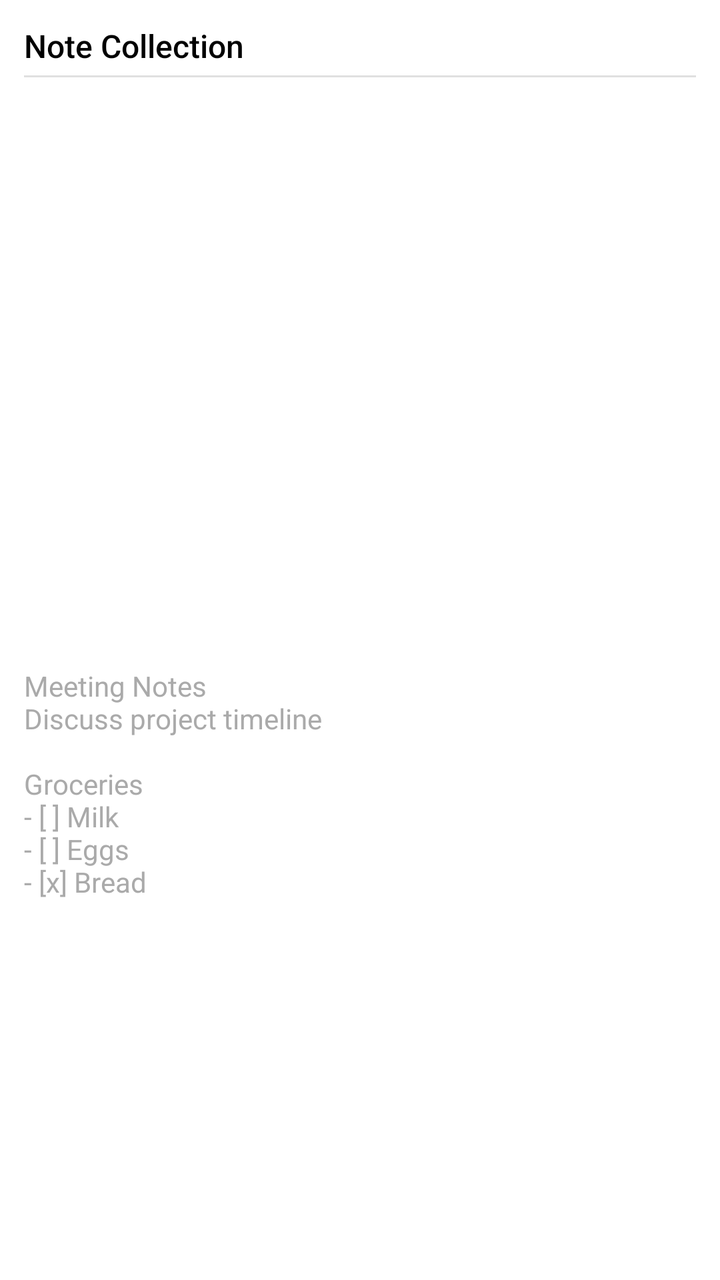
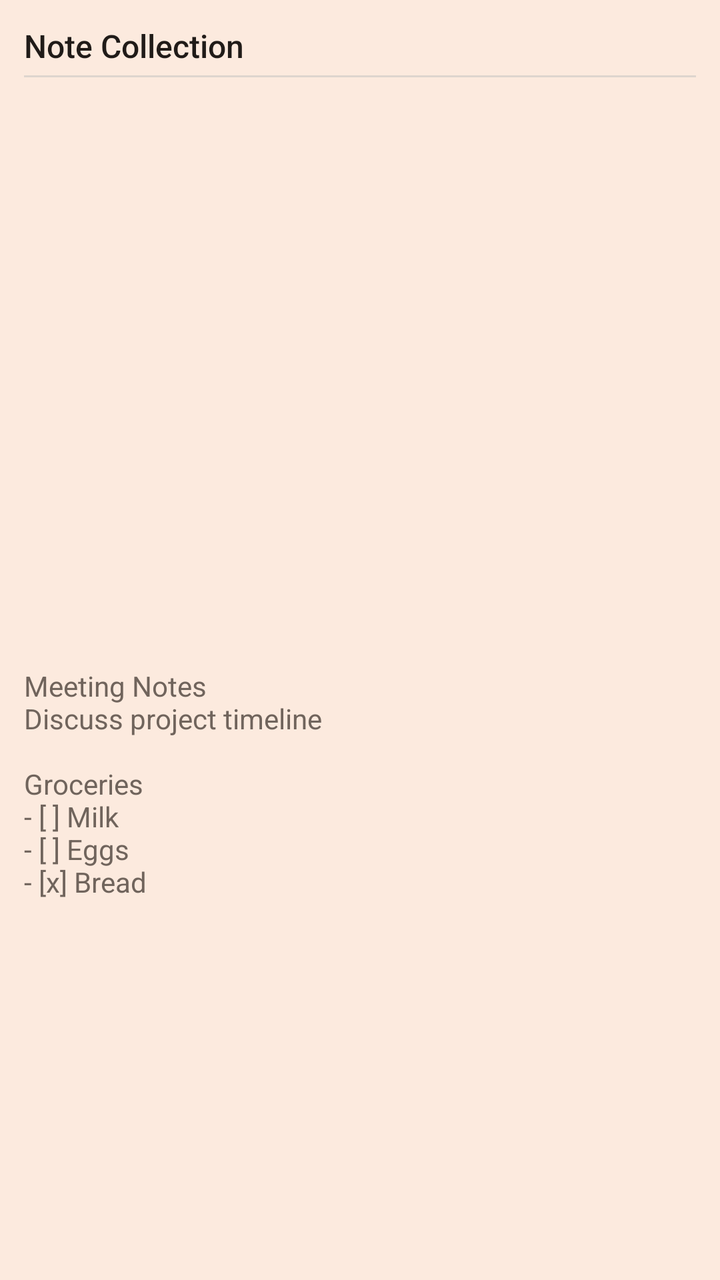

Compare the two renders of this Android layout. The source of the first and the diff that turns it into the second are given below.
<!-- AndroidManifest.xml: application theme AppTheme -->
<!-- res/layout/note_collection_widget_layout.xml -->
<?xml version="1.0" encoding="utf-8"?>
<LinearLayout xmlns:android="http://schemas.android.com/apk/res/android"
    android:layout_width="match_parent"
    android:layout_height="match_parent"
    android:orientation="vertical"
    android:background="@android:color/white"
    android:padding="12dp">

    
    <LinearLayout
        android:id="@+id/widget_header"
        android:layout_width="match_parent"
        android:layout_height="wrap_content"
        android:orientation="horizontal"
        android:gravity="center_vertical"
        android:paddingBottom="4dp">

        <TextView
            android:id="@+id/widget_title"
            android:layout_width="0dp"
            android:layout_height="wrap_content"
            android:layout_weight="1"
            android:text="Note Collection"
            android:textSize="16sp"
            android:textColor="@android:color/black"
            android:fontFamily="sans-serif-medium"
            android:maxLines="1"
            android:ellipsize="end" />

        <TextView
            android:id="@+id/widget_note_count"
            android:layout_width="wrap_content"
            android:layout_height="wrap_content"
            android:textSize="11sp"
            android:textColor="#80868B" />
    </LinearLayout>

    
    <LinearLayout
        android:layout_width="match_parent"
        android:layout_height="1dp"
        android:background="#E0E0E0" />

    
    <ListView
        android:id="@+id/widget_note_list"
        android:layout_width="match_parent"
        android:layout_height="0dp"
        android:layout_weight="1"
        android:divider="@null"
        android:dividerHeight="0dp"
        android:paddingStart="0dp"
        android:paddingEnd="0dp" />

    
    <TextView
        android:id="@+id/widget_empty_state"
        android:layout_width="match_parent"
        android:layout_height="0dp"
        android:layout_weight="1"
        android:gravity="top|start"
        android:text="Meeting Notes\nDiscuss project timeline\n\nGroceries\n- [ ] Milk\n- [ ] Eggs\n- [x] Bread"
        android:textSize="14sp"
        android:textColor="@android:color/darker_gray"
        android:visibility="visible" />

    
    <TextView
        android:id="@+id/widget_locked_state"
        android:layout_width="match_parent"
        android:layout_height="0dp"
        android:layout_weight="1"
        android:gravity="center"
        android:text="Open Keep to unlock"
        android:textSize="13sp"
        android:textColor="#80868B"
        android:visibility="gone" />

</LinearLayout>
<!-- resources referenced by this layout -->
<resources>
  <style name="AppTheme" parent="Theme.AppCompat.Light.DarkActionBar">
          
          <item name="colorPrimary">@color/colorPrimary</item>
          <item name="colorPrimaryDark">@color/colorPrimaryDark</item>
          <item name="colorAccent">@color/colorAccent</item>
      </style>
</resources>

<!-- the commit's change to res/layout/note_collection_widget_layout.xml (unified diff, before → after) -->
@@ -3,7 +3,7 @@
     android:layout_width="match_parent"
     android:layout_height="match_parent"
     android:orientation="vertical"
-    android:background="@android:color/white"
+    android:background="@color/widget_background"
     android:padding="12dp">
 
     
@@ -22,7 +22,7 @@
             android:layout_weight="1"
             android:text="Note Collection"
             android:textSize="16sp"
-            android:textColor="@android:color/black"
+            android:textColor="@color/widget_heading"
             android:fontFamily="sans-serif-medium"
             android:maxLines="1"
             android:ellipsize="end" />
@@ -32,14 +32,14 @@
             android:layout_width="wrap_content"
             android:layout_height="wrap_content"
             android:textSize="11sp"
-            android:textColor="#80868B" />
+            android:textColor="@color/widget_text_count" />
     </LinearLayout>
 
     
     <LinearLayout
         android:layout_width="match_parent"
         android:layout_height="1dp"
-        android:background="#E0E0E0" />
+        android:background="@color/widget_divider" />
 
     
     <ListView
@@ -61,7 +61,7 @@
         android:gravity="top|start"
         android:text="Meeting Notes\nDiscuss project timeline\n\nGroceries\n- [ ] Milk\n- [ ] Eggs\n- [x] Bread"
         android:textSize="14sp"
-        android:textColor="@android:color/darker_gray"
+        android:textColor="@color/widget_text_secondary"
         android:visibility="visible" />
 
     
@@ -73,7 +73,7 @@
         android:gravity="center"
         android:text="Open Keep to unlock"
         android:textSize="13sp"
-        android:textColor="#80868B"
+        android:textColor="@color/widget_text_count"
         android:visibility="gone" />
 
 </LinearLayout>
<!-- resource entries referenced after the edit -->
@@ -1,5 +1,10 @@
 <!-- resources referenced by this layout -->
 <resources>
+  <color name="widget_background">#FCEADE</color>
+  <color name="widget_divider">#DED5CE</color>
+  <color name="widget_heading">#201B18</color>
+  <color name="widget_text_count">#70645C</color>
+  <color name="widget_text_secondary">#70645C</color>
   <style name="AppTheme" parent="Theme.AppCompat.Light.DarkActionBar">
           
           <item name="colorPrimary">@color/colorPrimary</item>
